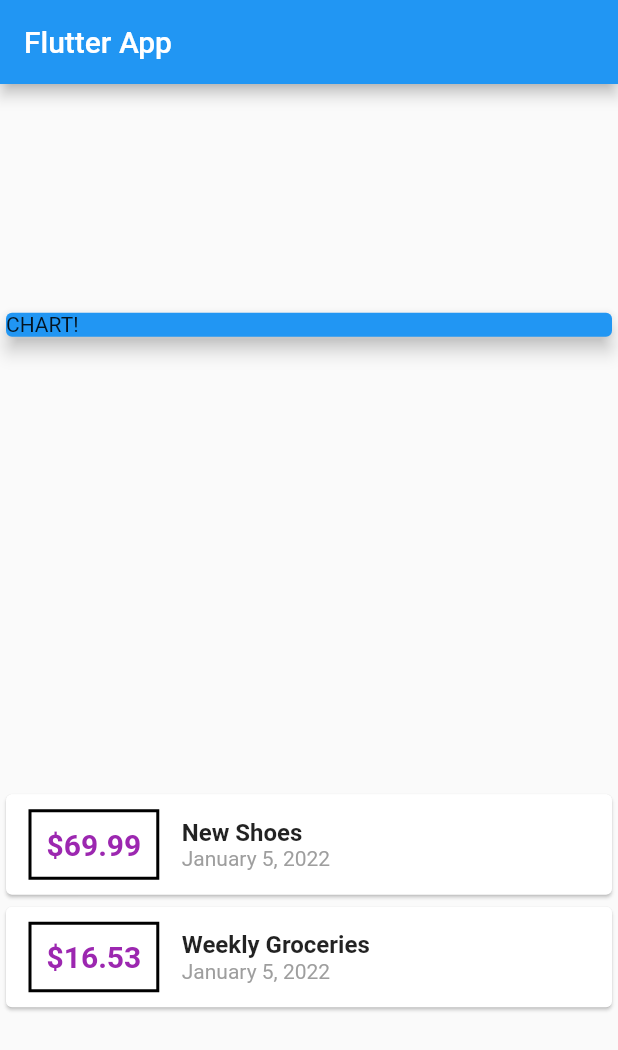
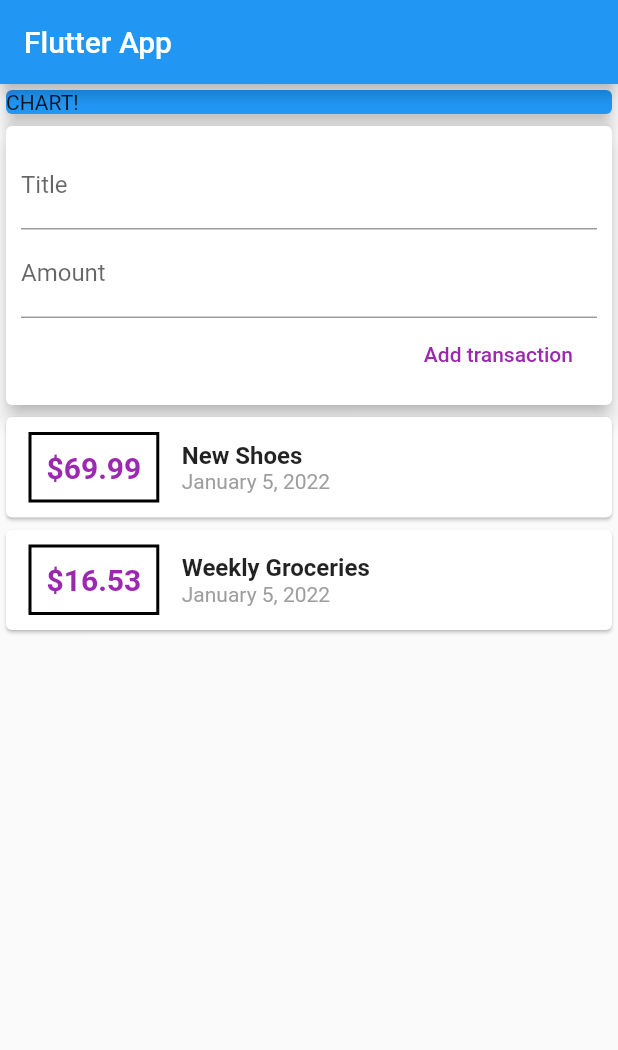
Before and after one commit to quynhanh-kristen/Mobile, a Flutter app: the screen it shows after launch, on a phone screen of 412 x 824 dp. Shown: the top 1050 px of the screen. Run offline on Flutter 3.47's test engine with Material 2 defaults, Android fonts, the phone set to English and light mode, and no system bars.

Commit message:
Add style to List and TextField

```diff
--- a/flutter_complete_guide/lib/main.dart
+++ b/flutter_complete_guide/lib/main.dart
@@ -29,6 +29,9 @@ class MyHomePage extends StatelessWidget {
       date: DateTime.now(),
     ),
   ];
+
+  String titleInput;
+  String amountInput;
   @override
   Widget build(BuildContext context) {
     return Scaffold(
@@ -36,7 +39,6 @@ class MyHomePage extends StatelessWidget {
         title: Text('Flutter App'),
       ),
       body: Column(
-        mainAxisAlignment: MainAxisAlignment.spaceAround,
         crossAxisAlignment: CrossAxisAlignment.stretch,
         children: <Widget>[
           Container(
@@ -45,6 +47,41 @@ class MyHomePage extends StatelessWidget {
               color: Colors.blue,
               child: Text('CHART!'),
               elevation: 5,
+            ),
+          ),
+          Card(
+            elevation: 5,
+            child: Container(
+              padding: EdgeInsets.all(10),
+              child: Column(
+                crossAxisAlignment: CrossAxisAlignment.end,
+                children: <Widget>[
+                  TextField(
+                    decoration: InputDecoration(
+                      labelText: 'Title',
+                    ),
+                    onChanged: (val) {
+                      titleInput = val;
+                    },
+                  ),
+                  TextField(
+                    decoration: InputDecoration(
+                      labelText: 'Amount',
+                    ),
+                    onChanged: (val) {
+                      amountInput = val;
+                    },
+                  ),
+                  FlatButton(
+                    onPressed: () {
+                      print(titleInput);
+                      print(amountInput);
+                    },
+                    child: Text('Add transaction'),
+                    textColor: Colors.purple,
+                  )
+                ],
+              ),
             ),
           ),
           Column(
```
